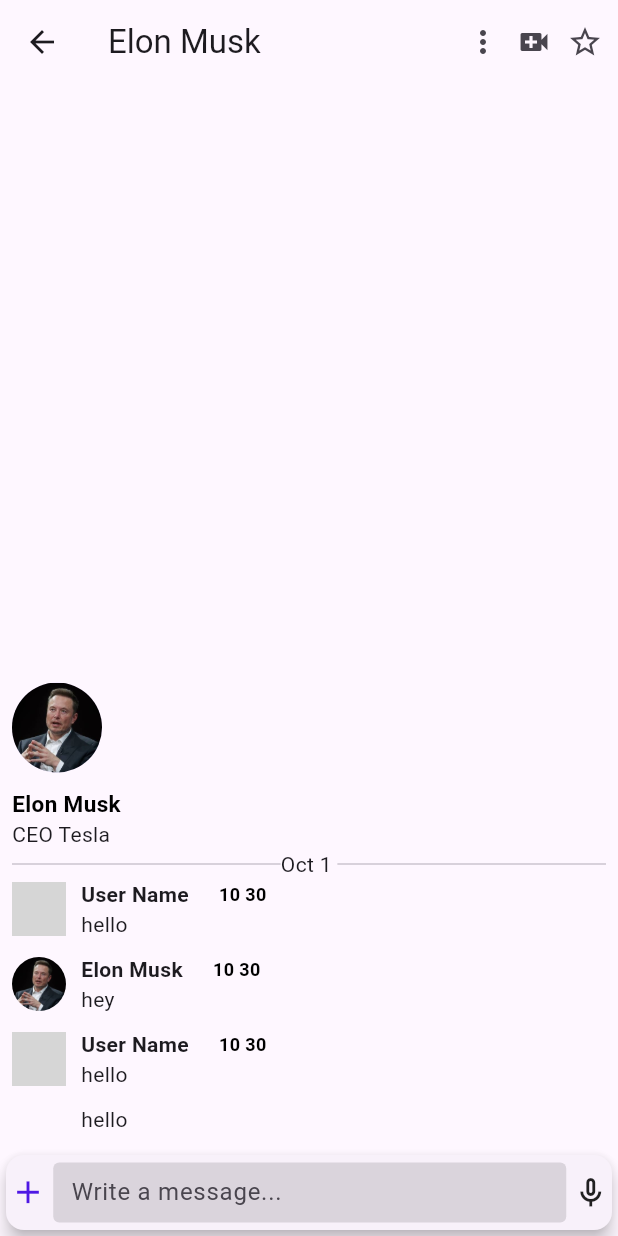
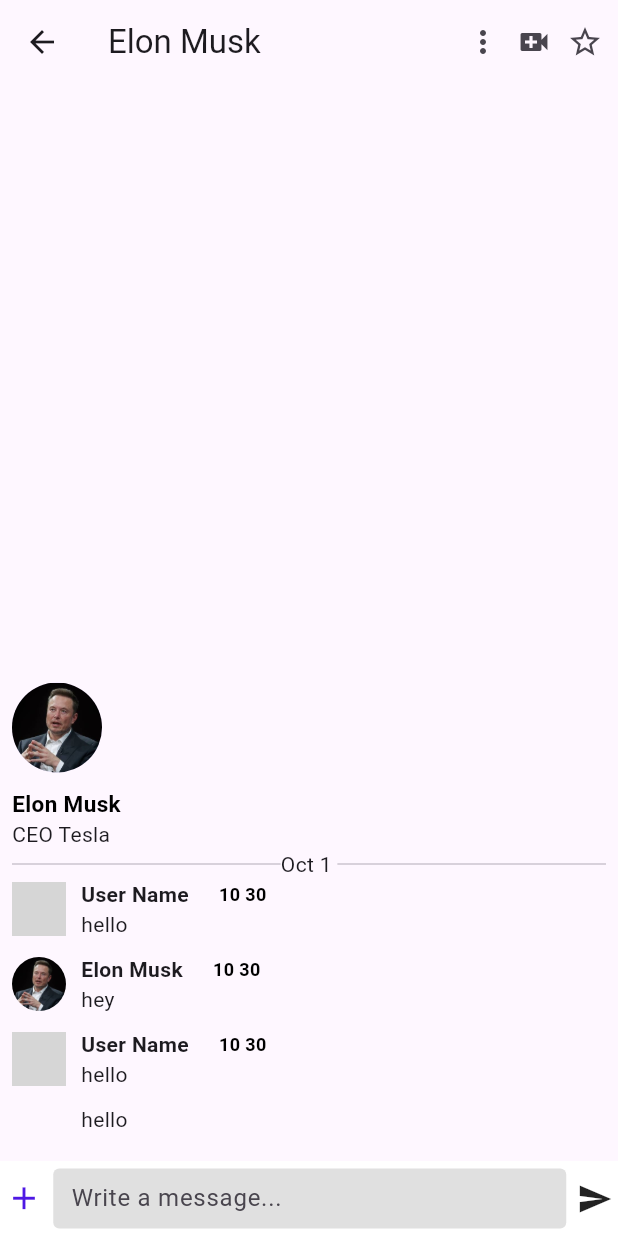
Before and after one commit to sharonRodrigues2255/linkedIn_clone, a Flutter app: the MessageScreen screen opened directly with empty values, on a phone screen of 412 x 824 dp. Run offline on Flutter 3.47's test engine with Material 2 defaults, Android fonts, the light colour scheme and no system bars; our stand-ins replace font_awesome_flutter; network calls fail; grey boxes are pictures that could not be loaded.

Commit message:
messaging finished

```diff
--- a/lib/view/messages_page/message_screen.dart
+++ b/lib/view/messages_page/message_screen.dart
@@ -5,15 +5,25 @@
 import 'package:linkedin_clone/utils/contants/myfont.dart';
 import 'package:linkedin_clone/utils/contants/profile_data.dart';
 
-class MessageScreen extends StatelessWidget {
+class MessageScreen extends StatefulWidget {
   const MessageScreen({super.key, required this.index});
 
   final int index;
+
+  @override
+  State<MessageScreen> createState() => _MessageScreenState();
+}
+
+class _MessageScreenState extends State<MessageScreen> {
   @override
   Widget build(BuildContext context) {
+    final List<Map<String, dynamic>> data =
+        messagesData[widget.index]["messages"];
+    TextEditingController textEditingController = TextEditingController();
+    bool textisempty = true;
     return Scaffold(
       appBar: AppBar(
-        title: Text(messagesData[index]["name"]),
+        title: Text(messagesData[widget.index]["name"]),
         actions: [
           Icon(Icons.more_vert),
           width10,
@@ -36,25 +46,26 @@
                   children: [
                     CircleAvatar(
                       backgroundImage:
-                          AssetImage(messagesData[index]["picture"]),
+                          AssetImage(messagesData[widget.index]["picture"]),
                       radius: 30,
                     ),
                     height10,
                     Text(
-                      messagesData[index]["name"],
+                      messagesData[widget.index]["name"],
                       style: myfontNormal(weight: FontWeight.bold),
                     ),
                     Text(
-                      messagesData[index]["headline"],
+                      messagesData[widget.index]["headline"],
                     ),
                     ListView.builder(
                         shrinkWrap: true,
                         physics: NeverScrollableScrollPhysics(),
-                        itemCount: messagesData[index]["messages"].length,
+                        itemCount:
+                            messagesData[widget.index]["messages"].length,
                         itemBuilder: (context, i) {
-                          final name = messagesData[index]["name"];
+                          final name = messagesData[widget.index]["name"];
                           final List<Map<String, dynamic>> data =
-                              messagesData[index]["messages"];
+                              messagesData[widget.index]["messages"];
                           final String type = data[i]["type"];
 
                           final msg = data[i]["message"];
@@ -113,7 +124,11 @@
                                   if (data[i]["type"] == "r")
                                     i > 0 &&
                                             data[i]["type"] ==
-                                                data[i - 1]["type"]
+                                                data[i - 1]["type"] &&
+                                            data[i]["time"].month ==
+                                                data[i - 1]["time"].month &&
+                                            data[i]["time"].day ==
+                                                data[i - 1]["time"].day
                                         ? SizedBox(
                                             width: 36,
                                           )
@@ -123,7 +138,8 @@
                                             decoration: BoxDecoration(
                                                 image: DecorationImage(
                                                     image: AssetImage(
-                                                        messagesData[index]
+                                                        messagesData[
+                                                                widget.index]
                                                             ["picture"])),
                                                 borderRadius:
                                                     BorderRadius.circular(20)),
@@ -131,7 +147,11 @@
                                   else
                                     i > 0 &&
                                             data[i]["type"] ==
-                                                data[i - 1]["type"]
+                                                data[i - 1]["type"] &&
+                                            data[i]["time"].month ==
+                                                data[i - 1]["time"].month &&
+                                            data[i]["time"].day ==
+                                                data[i - 1]["time"].day
                                         ? SizedBox(
                                             width: 36,
                                           )
@@ -152,7 +172,11 @@
                                     children: [
                                       i > 0 &&
                                               data[i]["type"] ==
-                                                  data[i - 1]["type"]
+                                                  data[i - 1]["type"] &&
+                                              data[i]["time"].month ==
+                                                  data[i - 1]["time"].month &&
+                                              data[i]["time"].day ==
+                                                  data[i - 1]["time"].day
                                           ? SizedBox()
                                           : Row(
                                               children: [
@@ -192,9 +216,8 @@
           ),
           Align(
             alignment: Alignment.bottomCenter,
-            child: Card(
-              elevation: 5,
             child: Container(
+              color: kwhite,
               height: 50,
               child: Center(
                 child: Row(
@@ -209,6 +232,12 @@
                       height: 40,
                       width: MediaQuery.sizeOf(context).width - 70,
                       child: TextFormField(
+                        onChanged: (value) {
+                          textEditingController.text.isNotEmpty
+                              ? textisempty = false
+                              : textisempty = true;
+                        },
+                        controller: textEditingController,
                         decoration: InputDecoration(
                             contentPadding: EdgeInsets.all(8),
                             filled: true,
@@ -218,9 +247,23 @@
                                 borderSide: BorderSide.none)),
                       ),
                     ),
-                      Icon(Icons.mic_none_sharp)
+                    InkWell(
+                        onTap: () {
+                          if (textEditingController.text.isNotEmpty) {
+                            textEditingController.text;
+                            final map = {
+                              "type": "s",
+                              "message": textEditingController.text,
+                              "time": DateTime.now()
+                            };
+                            setState(() {
+                              data.add(map);
+                            });
+                          }
+                          ;
+                        },
+                        child: Icon(Icons.send))
                   ],
-                  ),
                 ),
               ),
             ),
```
Lines whose indentation alone changed are shown as unchanged.
